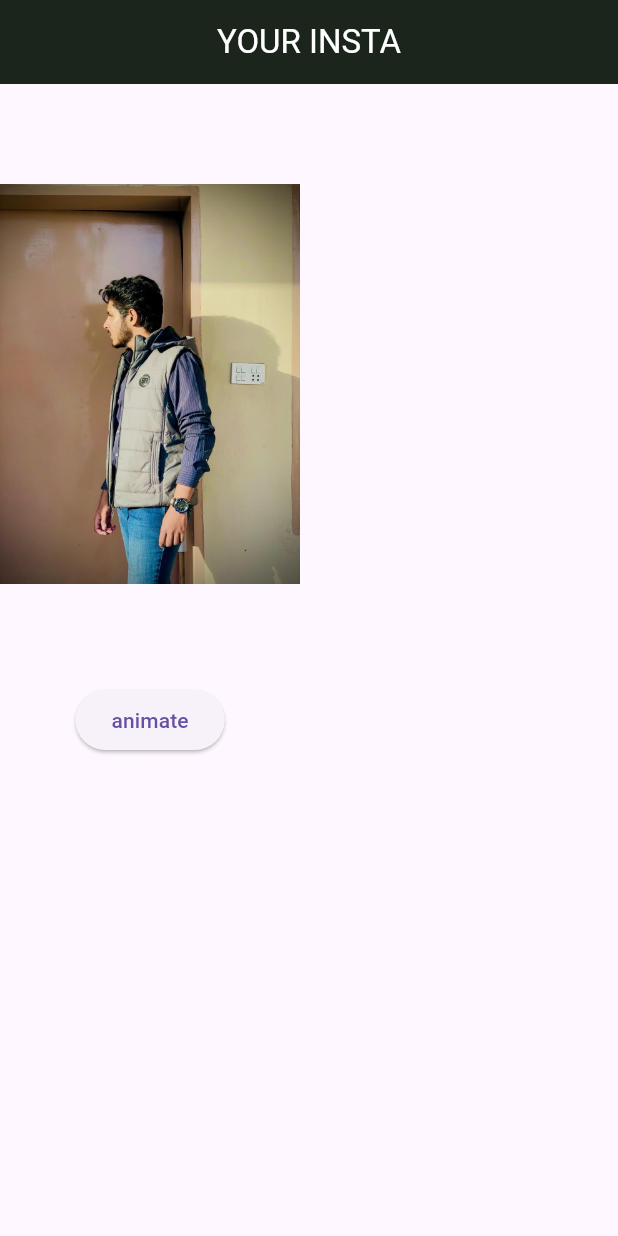
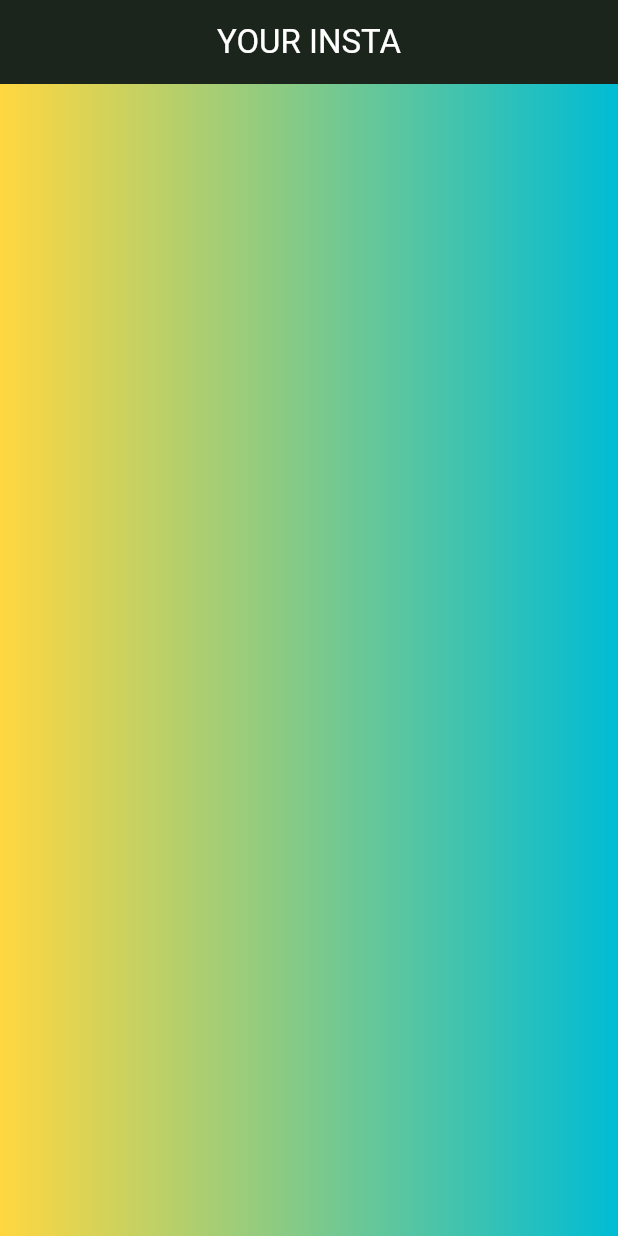
Before and after one commit to ahmadkh1509-cyber/appstylingpractice, a Flutter app: the screen it shows after launch, on a phone screen of 412 x 824 dp. Run offline on Flutter 3.47's test engine with Material 3 defaults, Android fonts, the phone set to English and light mode, and no system bars; our stand-ins replace google_fonts.

Commit message:
studied gradient

```diff
--- a/lib/main.dart
+++ b/lib/main.dart
@@ -1,4 +1,5 @@
 import 'package:flutter/material.dart';
+import 'package:flutter_application_2/frontview.dart';
 import 'package:flutter_application_2/splashscreen.dart';
 import 'package:flutter_application_2/widgets/rounderbtn.dart';
 import 'package:google_fonts/google_fonts.dart';
@@ -401,7 +402,7 @@ class _HomeScreenState extends State<HomeScreen> {
       //       ).textTheme.headlineMedium!.copyWith(color: Colors.amberAccent),
       //     ),
       //     Text(
-      //       'he is very intelligent and he got fail in driving licenese test thrice ',
+      //       'he is very intelligent  ',
       //       style: Theme.of(context).textTheme.bodySmall,
       //     ),
       //   ],
@@ -725,41 +726,64 @@ class _HomeScreenState extends State<HomeScreen> {
       //     ),
       //   ],
       // ),
-      body: Column(
-        children: [
-          SingleChildScrollView(
-            child: AnimatedCrossFade(
-              firstCurve: Curves.fastEaseInToSlowEaseOut,
-              secondCurve: Curves.easeInOutSine,
-              duration: Duration(seconds: 2),
-              firstChild: Container(
-                height: 100,
-                width: 200,
-                color: const Color.fromARGB(255, 31, 28, 19),
-              ),
-              secondChild: Container(
-                width: 200,
-                height: 400,
-                child: Image.asset('assets/image/1000010405.jpg'),
-              ),
-              crossFadeState: flag
-                  ? CrossFadeState.showSecond
-                  : CrossFadeState.showFirst,
-            ),
-          ),
-          ElevatedButton(
-            onPressed: () {
-              setState(() {
-                if (flag) {
-                  flag = false;
-                } else {
-                  flag = true;
-                }
-              });
-            },
-            child: Text("animate"),
-          ),
-        ],
+      // body: Column(
+      //   children: [
+      //     SingleChildScrollView(
+      //       child: AnimatedCrossFade(
+      //         firstCurve: Curves.fastEaseInToSlowEaseOut,
+      //         secondCurve: Curves.easeInOutSine,
+      //         duration: Duration(seconds: 2),
+      //         firstChild: Container(
+      //           height: 100,
+      //           width: 200,
+      //           color: const Color.fromARGB(255, 31, 28, 19),
+      //         ),
+      //         secondChild: Container(
+      //           width: 200,
+      //           height: 400,
+      //           child: Image.asset('assets/image/1000010405.jpg'),
+      //         ),
+      //         crossFadeState: flag
+      //             ? CrossFadeState.showSecond
+      //             : CrossFadeState.showFirst,
+      //       ),
+      //     ),
+      //     ElevatedButton(
+      //       onPressed: () {
+      //         setState(() {
+      //           if (flag) {
+      //             flag = false;
+      //           } else {
+      //             flag = true;
+      //           }
+      //         });
+      //       },
+      //       child: Text("animate"),
+      //     ),
+      //   ],
+      //),
+      // body: Center(
+      //   child: InkWell(
+      //     onTap: () {
+      //       Navigator.push(
+      //         context,
+      //         MaterialPageRoute(builder: (context) => herowidget()),
+      //       );
+      //     },
+      //     child: Hero(
+      //       tag: 'background',
+      //       child: Container(
+      //         width: 100,
+      //         height: 200,
+      //         child: Image.asset('assets/image/1000010405.jpg'),
+      //       ),
+      //     ),
+      //   ),
+      // ),
+      body: Container(
+        decoration: BoxDecoration(
+          gradient: LinearGradient(colors: [Colors.amberAccent, Colors.cyan]),
+        ),
       ),
     );
   }
```
Also changed, not shown: lib/frontview.dart (+21 -7 lines).
